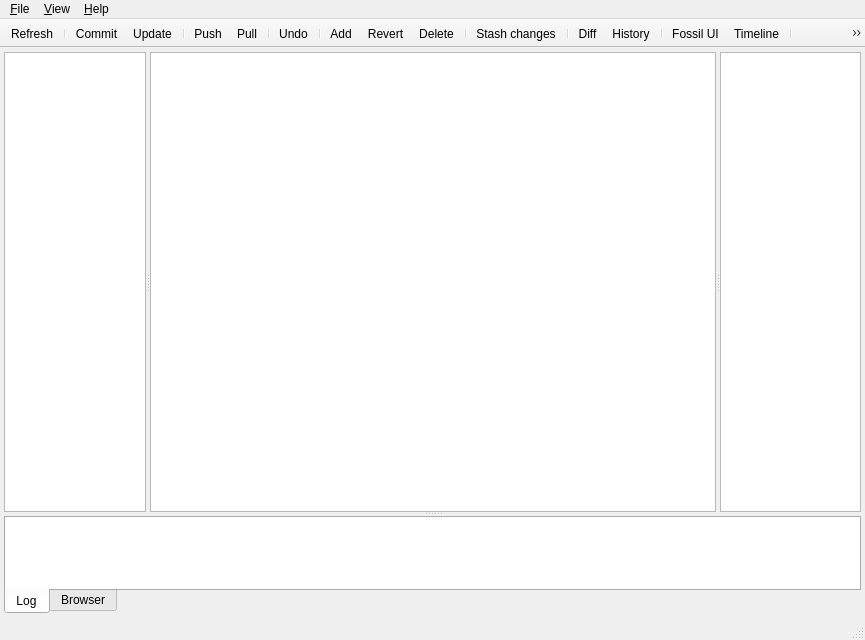
This is ui/MainWindow.ui in AnotherFoxGuy/diesel-scm as Qt 5 draws it before an edit. The edited form follows.
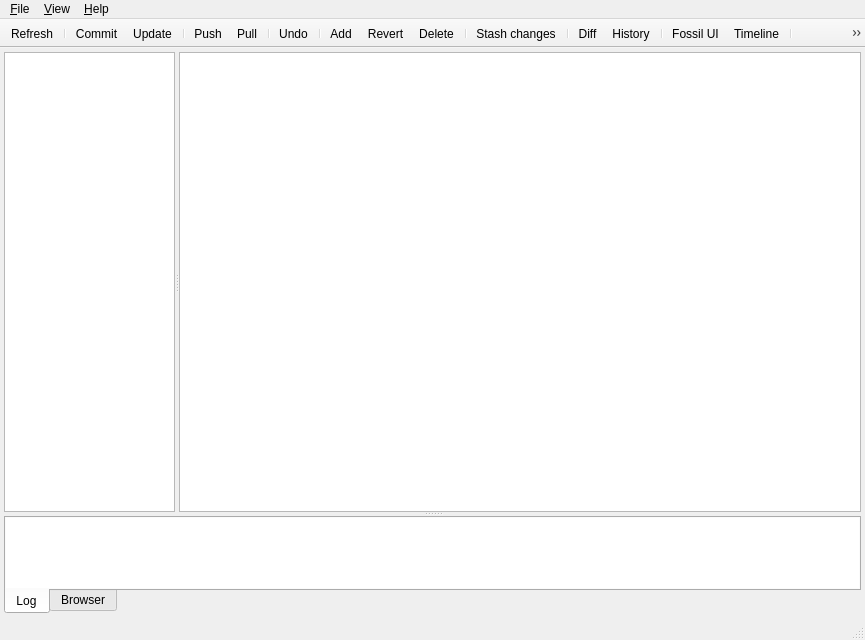
This is the edited form. The open tabs and pages were chosen to show the change. Icons and pictures are not drawn. Custom widgets are drawn as their Qt base class.

Commit message:
Goodbye Stash View Working stash management in Workspace view
FossilOrigin-Name: 1b0d47442df7a239ed11a048bde0073603b514f1

Patch:
```diff
--- a/ui/MainWindow.ui
+++ b/ui/MainWindow.ui
@@ -140,44 +140,6 @@
          <number>30</number>
         </attribute>
        </widget>
-       <widget class="QTableView" name="stashTableView">
-        <property name="sizePolicy">
-         <sizepolicy hsizetype="Preferred" vsizetype="Expanding">
-          <horstretch>20</horstretch>
-          <verstretch>0</verstretch>
-         </sizepolicy>
-        </property>
-        <property name="contextMenuPolicy">
-         <enum>Qt::ActionsContextMenu</enum>
-        </property>
-        <property name="editTriggers">
-         <set>QAbstractItemView::NoEditTriggers</set>
-        </property>
-        <property name="alternatingRowColors">
-         <bool>true</bool>
-        </property>
-        <property name="selectionBehavior">
-         <enum>QAbstractItemView::SelectRows</enum>
-        </property>
-        <property name="showGrid">
-         <bool>false</bool>
-        </property>
-        <property name="sortingEnabled">
-         <bool>true</bool>
-        </property>
-        <property name="wordWrap">
-         <bool>false</bool>
-        </property>
-        <attribute name="horizontalHeaderHighlightSections">
-         <bool>false</bool>
-        </attribute>
-        <attribute name="horizontalHeaderStretchLastSection">
-         <bool>true</bool>
-        </attribute>
-        <attribute name="verticalHeaderVisible">
-         <bool>false</bool>
-        </attribute>
-       </widget>
       </widget>
       <widget class="QTabWidget" name="tabWidget">
        <property name="sizePolicy">
```
Left out of the diff: 4 changed lines with no effect on the pictures. The commit also changes 5 other files.
